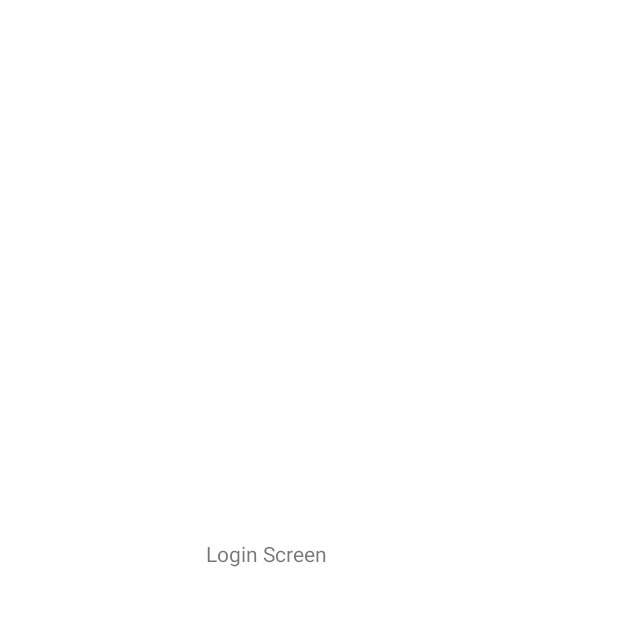
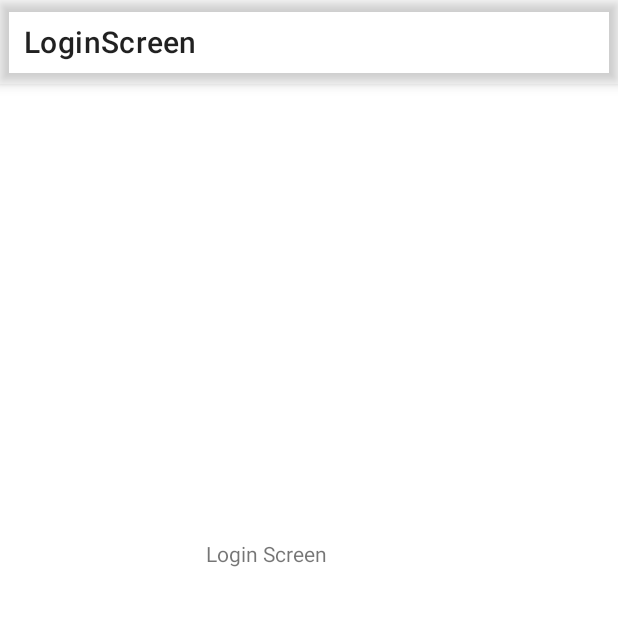
Before and after one commit to lokaimoma/BLOGG_Android_Client, an Android app: the screen it shows after launch (MainActivity), on a phone screen of 412 x 824 dp, the top half of it. Before the commit the part shown is almost empty. Run offline under Robolectric (Android 15) with nearby library versions, the phone set to English and light mode, and no system bars; our stand-ins replace navigation-ui.

Commit message:
:construction_worker: Use custom toolbar

```diff
--- a/app/src/main/java/com/koc/view/MainActivity.kt
+++ b/app/src/main/java/com/koc/view/MainActivity.kt
@@ -1,16 +1,30 @@
 package com.koc.view
 
+import android.os.Bundle
 import androidx.appcompat.app.AppCompatActivity
-import android.os.Bundle
+import androidx.appcompat.widget.Toolbar
+import androidx.navigation.findNavController
+import androidx.navigation.fragment.NavHostFragment
+import androidx.navigation.ui.AppBarConfiguration
+import androidx.navigation.ui.setupWithNavController
 import com.koc.blogg.R
 import com.koc.blogg.databinding.ActivityMainBinding
 
 class MainActivity : AppCompatActivity() {
-    lateinit var binding: ActivityMainBinding
+    private lateinit var binding: ActivityMainBinding
 
     override fun onCreate(savedInstanceState: Bundle?) {
         super.onCreate(savedInstanceState)
         binding = ActivityMainBinding.inflate(layoutInflater)
         setContentView(binding.root)
+
+
+        val toolbar: Toolbar = binding.toolbar
+
+        val navHost = supportFragmentManager.findFragmentById(R.id.fragment_host) as NavHostFragment
+        val navController = navHost.navController
+        val appBarConfig = AppBarConfiguration(navController.graph)
+        toolbar.setupWithNavController(navController, appBarConfig)
     }
+
 }
--- a/app/src/main/res/layout/activity_main.xml
+++ b/app/src/main/res/layout/activity_main.xml
@@ -7,24 +7,25 @@
     tools:context="com.koc.view.MainActivity">
 
     <com.google.android.material.appbar.MaterialToolbar
-        android:id="@+id/materialToolbar"
+        android:id="@+id/toolbar"
         android:layout_width="0dp"
+        android:elevation="5dp"
         android:layout_height="?attr/actionBarSize"
         app:layout_constraintEnd_toEndOf="parent"
         app:layout_constraintStart_toStartOf="parent"
         app:layout_constraintTop_toTopOf="parent" />
 
     <androidx.fragment.app.FragmentContainerView
-        android:id="@+id/nav_host_fragment"
+        android:id="@+id/fragment_host"
         android:name="androidx.navigation.fragment.NavHostFragment"
-        android:layout_width="0dp"
+        android:layout_width="match_parent"
         android:layout_height="0dp"
         app:defaultNavHost="true"
         app:layout_constraintBottom_toBottomOf="parent"
-        app:layout_constraintLeft_toLeftOf="parent"
-
-        app:layout_constraintRight_toRightOf="parent"
-        app:layout_constraintTop_toBottomOf="@+id/materialToolbar"
+        app:layout_constraintEnd_toEndOf="parent"
+        app:layout_constraintHorizontal_bias="0.5"
+        app:layout_constraintStart_toStartOf="parent"
+        app:layout_constraintTop_toBottomOf="@+id/toolbar"
         app:navGraph="@navigation/base_graph" />
 
 </androidx.constraintlayout.widget.ConstraintLayout>
--- a/app/src/main/res/navigation/base_graph.xml
+++ b/app/src/main/res/navigation/base_graph.xml
@@ -1,11 +1,11 @@
 <?xml version="1.0" encoding="utf-8"?>
 <navigation xmlns:android="http://schemas.android.com/apk/res/android"
     xmlns:app="http://schemas.android.com/apk/res-auto"
-    xmlns:tools="http://schemas.android.com/tools"
     android:id="@+id/base_graph"
-    app:startDestination="@id/loginScreen3">
+    app:startDestination="@id/loginScreen">
+
     <fragment
-        android:id="@+id/loginScreen3"
+        android:id="@+id/loginScreen"
         android:name="com.koc.view.loginScreen.LoginScreen"
-        android:label="Login" />
+        android:label="LoginScreen" />
 </navigation>
```
